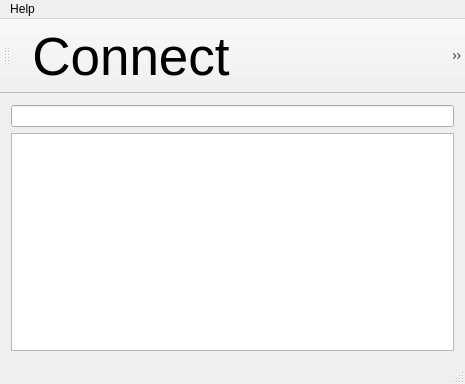
The window that tools/sm_monitor/sm_monitor/mainwindow.ui (cepsdev/machines4ceps) describes before a commit, drawn with Qt 5.
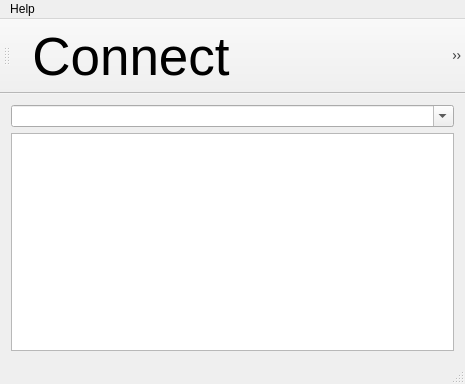
The same window after the commit. Icons and pictures are not drawn.

```diff
--- a/tools/sm_monitor/sm_monitor/mainwindow.ui
+++ b/tools/sm_monitor/sm_monitor/mainwindow.ui
@@ -18,7 +18,19 @@
     <item>
      <layout class="QVBoxLayout" name="verticalLayout">
       <item>
-       <widget class="QLineEdit" name="lineEdit"/>
+       <widget class="QComboBox" name="lineEdit">
+        <property name="editable">
+         <bool>true</bool>
+        </property>
+        <property name="maxVisibleItems">
+         <number>100</number>
+        </property>
+        <item>
+         <property name="text">
+          <string/>
+         </property>
+        </item>
+       </widget>
       </item>
       <item>
        <widget class="QTableWidget" name="tableWidget"/>
```
Left out of the diff: 2 changed lines with no effect on the pictures.
